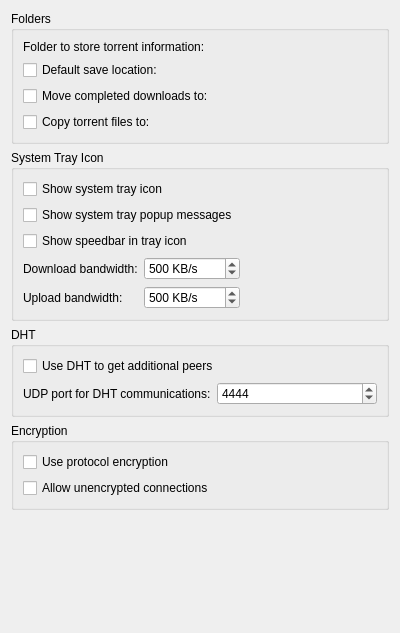
Above: ktorrent/generalpref.ui from KDE/ktorrent before the change. Below: the same form after it.
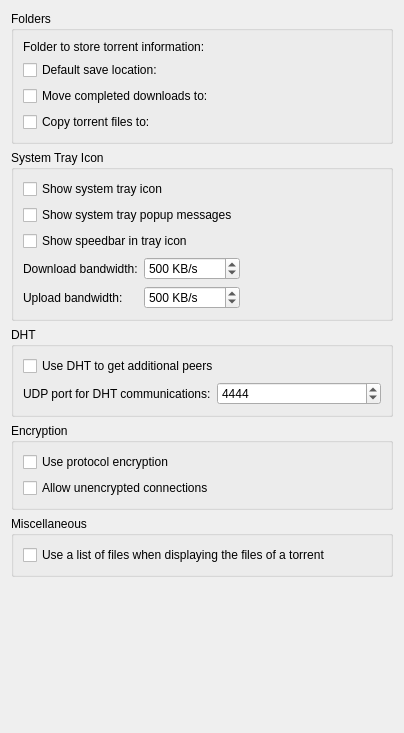
That is the form after the change. Custom widgets are drawn as their Qt base class.

Commit message: Changes : - Add an alternative fileview mode (flat list of files) - Fixed some icons and other minor stuff

```diff
--- a/ktorrent/generalpref.ui
+++ b/ktorrent/generalpref.ui
@@ -6,7 +6,7 @@
     <x>0</x>
     <y>0</y>
     <width>400</width>
-    <height>633</height>
+    <height>733</height>
    </rect>
   </property>
   <layout class="QVBoxLayout" >
@@ -286,6 +286,28 @@
      </layout>
     </widget>
    </item>
+   <item>
+    <widget class="QGroupBox" name="groupBox_3" >
+     <property name="title" >
+      <string>Miscellaneous</string>
+     </property>
+     <layout class="QVBoxLayout" >
+      <item>
+       <widget class="QCheckBox" name="kcfg_useFileList" >
+        <property name="toolTip" >
+         <string>&lt;html>&lt;head>&lt;meta name="qrichtext" content="1" />&lt;style type="text/css">
+p, li { white-space: pre-wrap; }
+&lt;/style>&lt;/head>&lt;body style=" font-family:'Sans Serif'; font-size:10pt; font-weight:400; font-style:normal;">
+&lt;p style=" margin-top:0px; margin-bottom:0px; margin-left:0px; margin-right:0px; -qt-block-indent:0; text-indent:0px;">Instead of using a tree of files to display the contents of a torrent, use a flat list of files.&lt;/p>&lt;/body>&lt;/html></string>
+        </property>
+        <property name="text" >
+         <string>Use a list of files when displaying the files of a torrent</string>
+        </property>
+       </widget>
+      </item>
+     </layout>
+    </widget>
+   </item>
    <item>
     <spacer>
      <property name="orientation" >
@@ -293,8 +315,8 @@
      </property>
      <property name="sizeHint" >
       <size>
-       <width>20</width>
-       <height>31</height>
+       <width>382</width>
+       <height>20</height>
       </size>
      </property>
     </spacer>
```
The commit also changes 27 other files.
